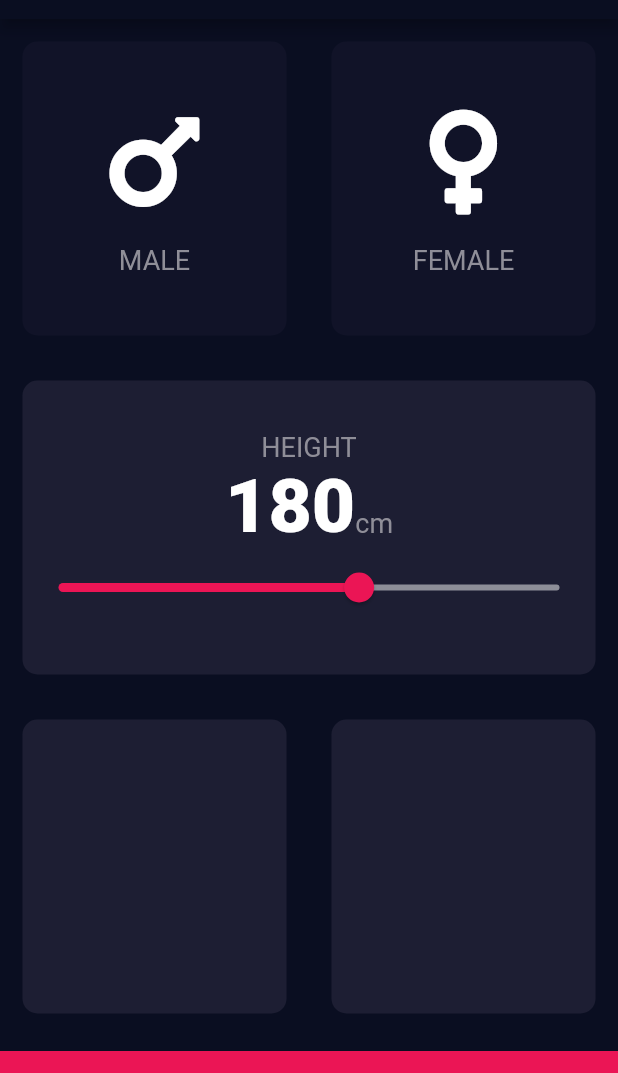
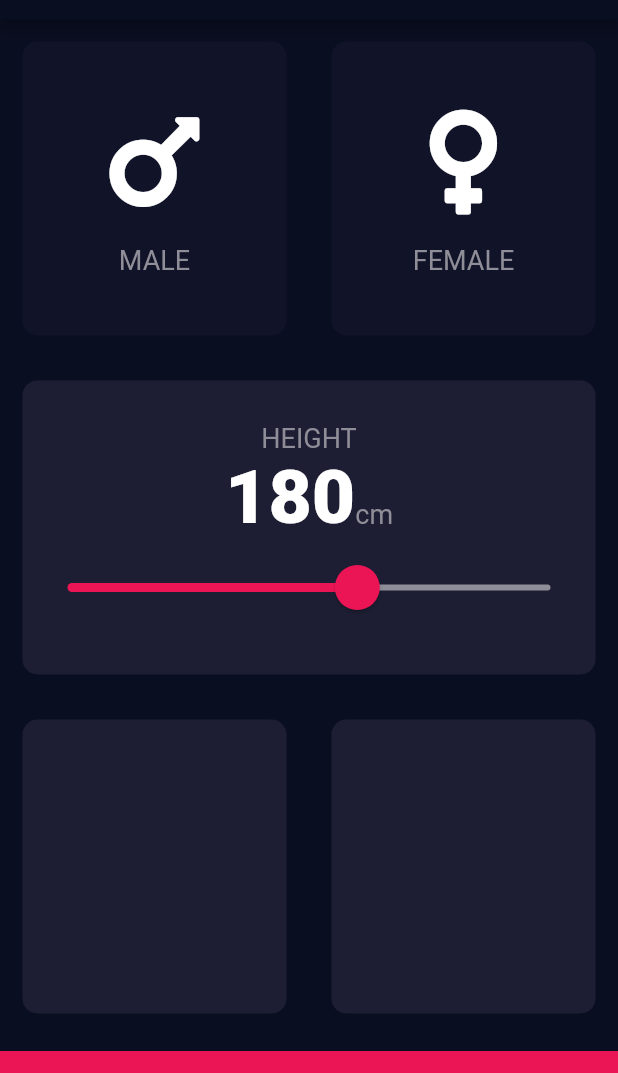
Before and after one commit to shubhamkarande13/bmi-calculator-flutter, a Flutter app: the screen it shows after launch, on a phone screen of 412 x 824 dp, the part 65-1138 px from its top. Run offline on Flutter 3.47's test engine with Material 2 defaults, Android fonts, the phone set to English and light mode, and no system bars; our stand-ins replace font_awesome_flutter.

Commit message:
fix slider

```diff
--- a/lib/input_page.dart
+++ b/lib/input_page.dart
@@ -60,7 +60,14 @@ class _InputPageState extends State<InputPage> {
                     Text('cm',style: kLabelTextStyle,),
                   ],
                 ),
-                Slider(value: height.toDouble(),
+                  SliderTheme(data: SliderTheme.of(context).copyWith(
+                    inactiveTickMarkColor: Color(0xff8D8E98),
+                      thumbColor: Color(0xFFEB1555) ,
+                      activeTrackColor: Colors.white,
+                      overlayColor: Color(0x129EB1555),
+                      thumbShape:RoundSliderThumbShape(enabledThumbRadius: 15.0),
+                      overlayShape: RoundSliderOverlayShape(overlayRadius: 30.0),),
+                    child: Slider(value: height.toDouble(),
                     min: 120.0, max: 220.0,
                     activeColor: Color(0xFFEB1555),
                     inactiveColor: Color(0xff8D8E98),
@@ -70,6 +77,7 @@ class _InputPageState extends State<InputPage> {
                     });
                     print(newValue);
                     },
+                  ),
                 ),
               ],
             ),
```
Lines whose indentation alone changed are shown as unchanged.
